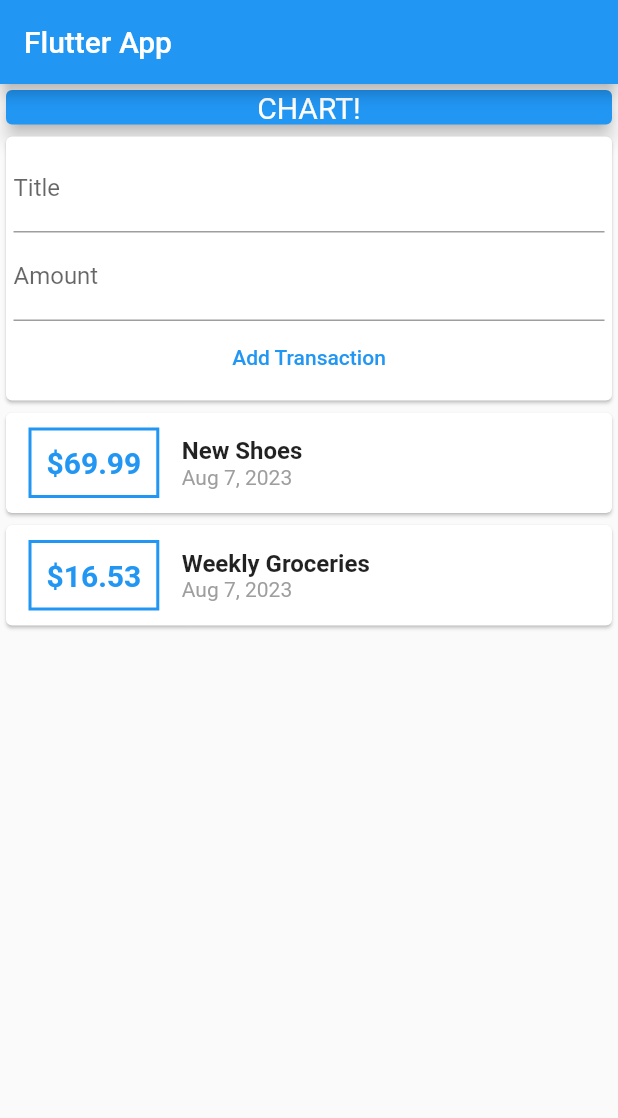
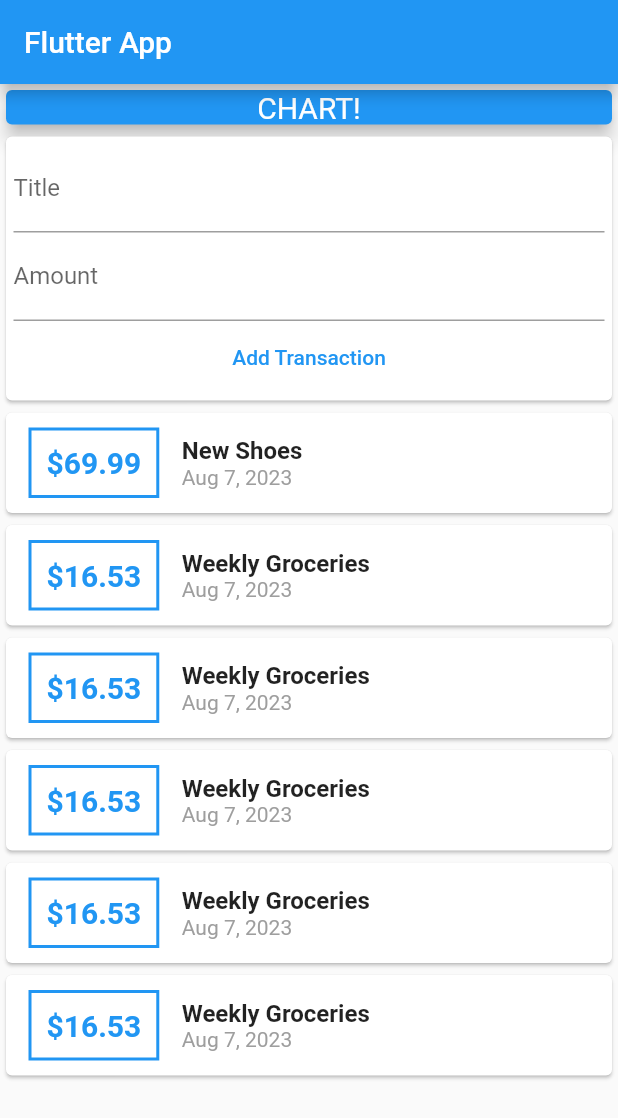
Before and after one commit to romanfarooq/Flutter-and-Dart-course, a Flutter app: the screen it shows after launch, on a phone screen of 412 x 824 dp. Shown: the top 1118 px of the screen. Run offline on Flutter 3.47's test engine with Material 2 defaults, Android fonts, the phone set to English and light mode, and no system bars.

Commit message:
made list scrollable

```diff
--- a/expense_planner/lib/main.dart
+++ b/expense_planner/lib/main.dart
@@ -26,7 +26,8 @@ class MyHomePage extends StatelessWidget {
       appBar: AppBar(
         title: const Text('Flutter App'),
       ),
-      body: const Column(
+      body: const SingleChildScrollView(
+        child: Column(
           children: <Widget>[
             SizedBox(
               width: double.infinity,
@@ -46,6 +47,7 @@ class MyHomePage extends StatelessWidget {
             UserTransactions()
           ],
         ),
+      ),
     );
   }
 }
--- a/expense_planner/lib/widgets/transaction_list.dart
+++ b/expense_planner/lib/widgets/transaction_list.dart
@@ -9,8 +9,10 @@ class TransactionList extends StatelessWidget {
 
   @override
   Widget build(BuildContext context) {
-    return Column(
-      children: transactions.map((tx) {
+    return SizedBox(
+      height: 450,
+      child: ListView.builder(
+        itemBuilder: (ctx, index) {
           return Card(
             child: Row(
               children: <Widget>[
@@ -27,7 +29,7 @@ class TransactionList extends StatelessWidget {
                   ),
                   padding: const EdgeInsets.all(10),
                   child: Text(
-                  '\$${tx.amount}',
+                    '\$${transactions[index].amount}',
                     style: const TextStyle(
                       fontWeight: FontWeight.bold,
                       fontSize: 20,
@@ -39,14 +41,14 @@ class TransactionList extends StatelessWidget {
                   crossAxisAlignment: CrossAxisAlignment.start,
                   children: <Widget>[
                     Text(
-                    tx.title,
+                      transactions[index].title,
                       style: const TextStyle(
                         fontWeight: FontWeight.bold,
                         fontSize: 16,
                       ),
                     ),
                     Text(
-                    DateFormat.yMMMd().format(tx.date),
+                      DateFormat.yMMMd().format(transactions[index].date),
                       style: const TextStyle(
                         color: Colors.grey,
                       ),
@@ -56,7 +58,9 @@ class TransactionList extends StatelessWidget {
               ],
             ),
           );
-      }).toList(),
+        },
+        itemCount: transactions.length,
+      ),
     );
   }
 }
--- a/expense_planner/lib/widgets/user_transactions.dart
+++ b/expense_planner/lib/widgets/user_transactions.dart
@@ -20,6 +20,48 @@ class _UserTransactionsState extends State<UserTransactions> {
     ),
     Transaction(
       id: 't2',
+      title: 'Weekly Groceries',
+      amount: 16.53,
+      date: DateTime.now(),
+    ),
+    Transaction(
+      id: 't3',
+      title: 'Weekly Groceries',
+      amount: 16.53,
+      date: DateTime.now(),
+    ),
+    Transaction(
+      id: 't4',
+      title: 'Weekly Groceries',
+      amount: 16.53,
+      date: DateTime.now(),
+    ),
+    Transaction(
+      id: 't5',
+      title: 'Weekly Groceries',
+      amount: 16.53,
+      date: DateTime.now(),
+    ),
+    Transaction(
+      id: 't6',
+      title: 'Weekly Groceries',
+      amount: 16.53,
+      date: DateTime.now(),
+    ),
+    Transaction(
+      id: 't7',
+      title: 'Weekly Groceries',
+      amount: 16.53,
+      date: DateTime.now(),
+    ),
+    Transaction(
+      id: 't8',
+      title: 'Weekly Groceries',
+      amount: 16.53,
+      date: DateTime.now(),
+    ),
+    Transaction(
+      id: 't9',
       title: 'Weekly Groceries',
       amount: 16.53,
       date: DateTime.now(),
```
Lines whose indentation alone changed are shown as unchanged.
